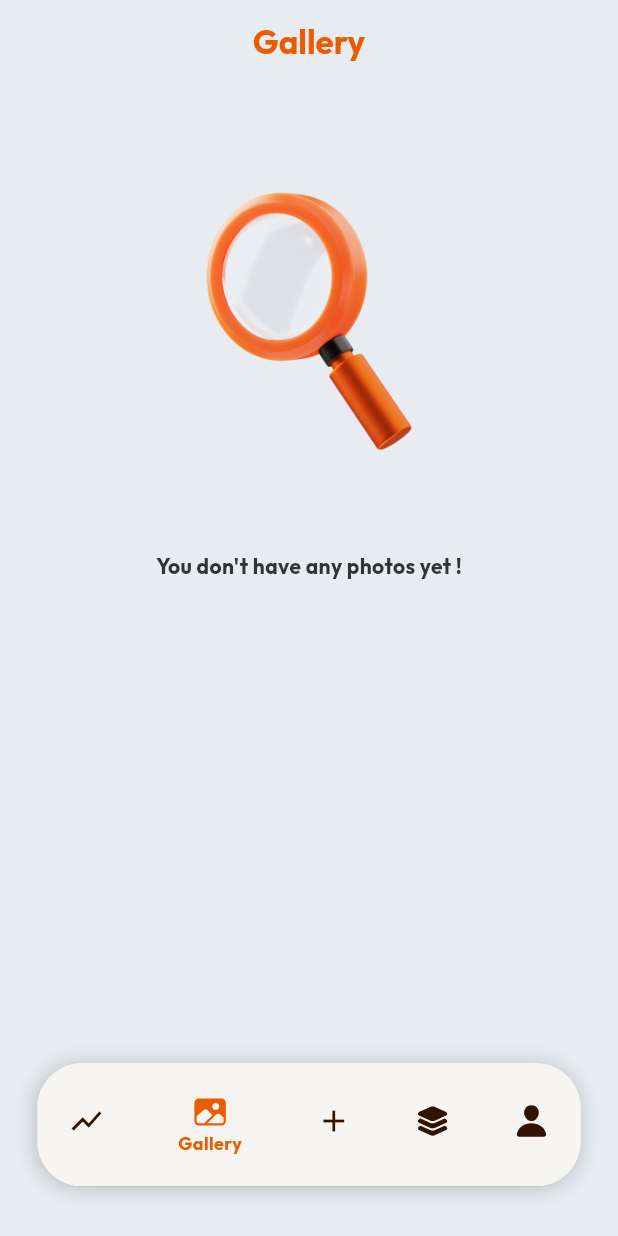
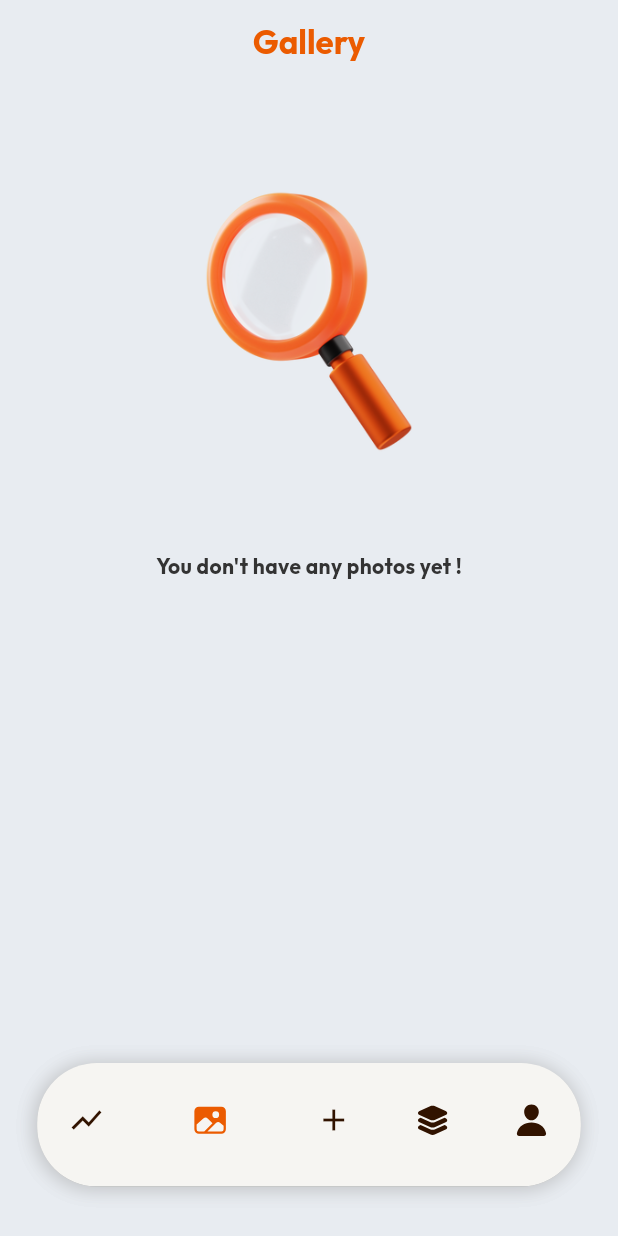
Before and after one commit to egeinann/FitBalance-KiloTakibi-App, a Flutter app: the screen it shows after launch, item 2 of the bottom bar chosen, on a phone screen of 412 x 824 dp. Run offline on Flutter 3.47's test engine with Material 3 defaults, Android fonts, the phone set to English and light mode, and no system bars; our stand-ins replace auto_size_text, fl_chart, freezed_annotation, get, image_picker, ionicons and 3 more; missing offline and left inert: day_night_switcher, gauge_indicator.

Commit message:
navigationBar düzenleme

```diff
--- a/lib/view/profile_screen/bmi/view/bmi_info.dart
+++ b/lib/view/profile_screen/bmi/view/bmi_info.dart
@@ -46,7 +46,7 @@ class BmiInfoScreen extends StatelessWidget {
                     Column(
                       children: [
                         const Icon(Ionicons.fitness),
-                        const SizedBox(height: 10),
+                        const SizedBox(height: 5),
                         Text("You must be healthy !",
                             style: Theme.of(context).textTheme.bodySmall)
                       ],
--- a/lib/view/profile_screen/profile_screen.dart
+++ b/lib/view/profile_screen/profile_screen.dart
@@ -103,7 +103,7 @@ class _ProfileScreenState extends State<ProfileScreen> {
                   : "assets/images/profile/female.png",
             ),
             fit: BoxFit.scaleDown,
-            height: Get.size.height * 0.2,
+              height: Get.size.height * 0.2,
           ),
         ),
         ),
--- a/lib/widgets/navigation_bar.dart
+++ b/lib/widgets/navigation_bar.dart
@@ -35,7 +35,7 @@ Widget bottomNavigationBar(BuildContext context) {
     child: Container(
       height: Get.size.height * 0.1, // Yükseklik ayarı yapılmış
       decoration: BoxDecoration(
-        borderRadius: BorderRadius.circular(30),
+        borderRadius: BorderRadius.circular(40),
         boxShadow: [
           BoxShadow(
             color: Colors.grey.withOpacity(0.3),
@@ -52,37 +52,29 @@ Widget bottomNavigationBar(BuildContext context) {
         ],
       ),
       child: ClipRRect(
-        borderRadius: BorderRadius.circular(30),
+        borderRadius: BorderRadius.circular(40),
         child: BottomNavigationBar(
-          iconSize: 24,
-          showSelectedLabels: true,
-          selectedLabelStyle: const TextStyle(
-              fontWeight: FontWeight.bold, fontSize: 12, fontFamily: "outfit"),
+          showSelectedLabels: false,
           items: const [
             BottomNavigationBarItem(
               icon: Icon(Icons.show_chart),
-              label: 'Graph',
-
+              label: "",
             ),
             BottomNavigationBarItem(
               icon: Icon(Ionicons.image),
-              label: 'Gallery',
-
+              label: "",
             ),
             BottomNavigationBarItem(
               icon: Icon(Icons.add),
-              label: 'Add',
-
+              label: "",
             ),
             BottomNavigationBarItem(
               icon: Icon(Ionicons.layers),
-              label: 'History',
-
+              label: "",
             ),
             BottomNavigationBarItem(
               icon: Icon(Ionicons.person),
-              label: 'Profile',
-
+              label: "",
             ),
           ],
           currentIndex: _controller.currentTabIndex.value,
```
Also changed, not shown: lib/view/profile_screen/bmi/view/bmi_screen.dart (+26 -29 lines).
